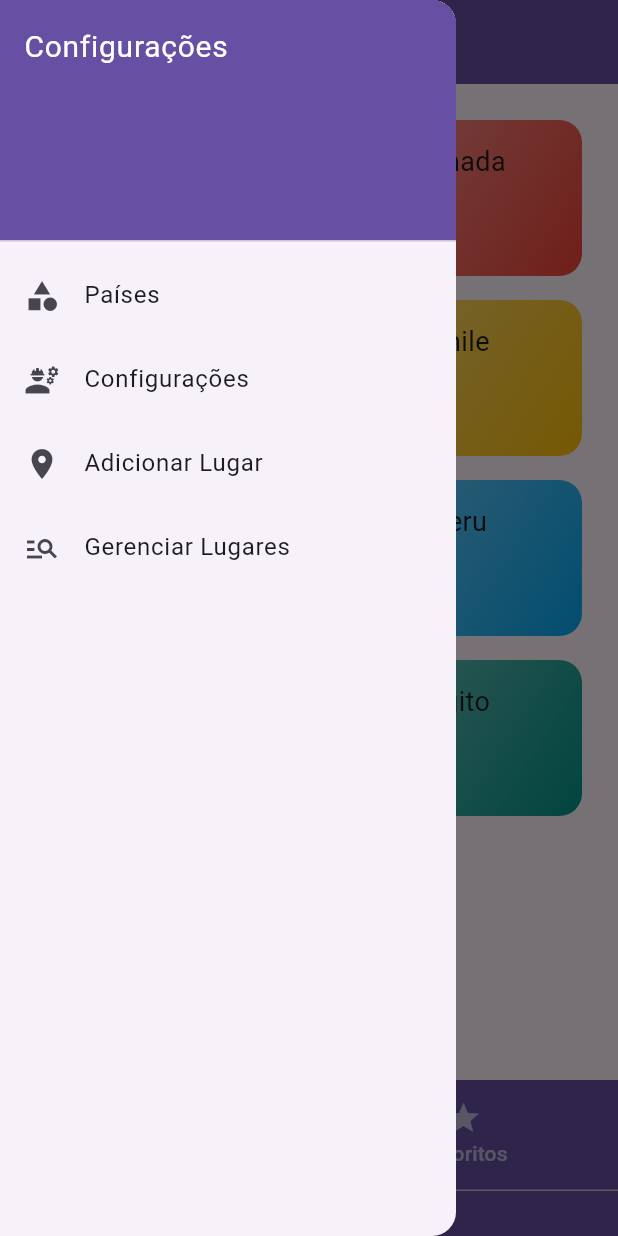
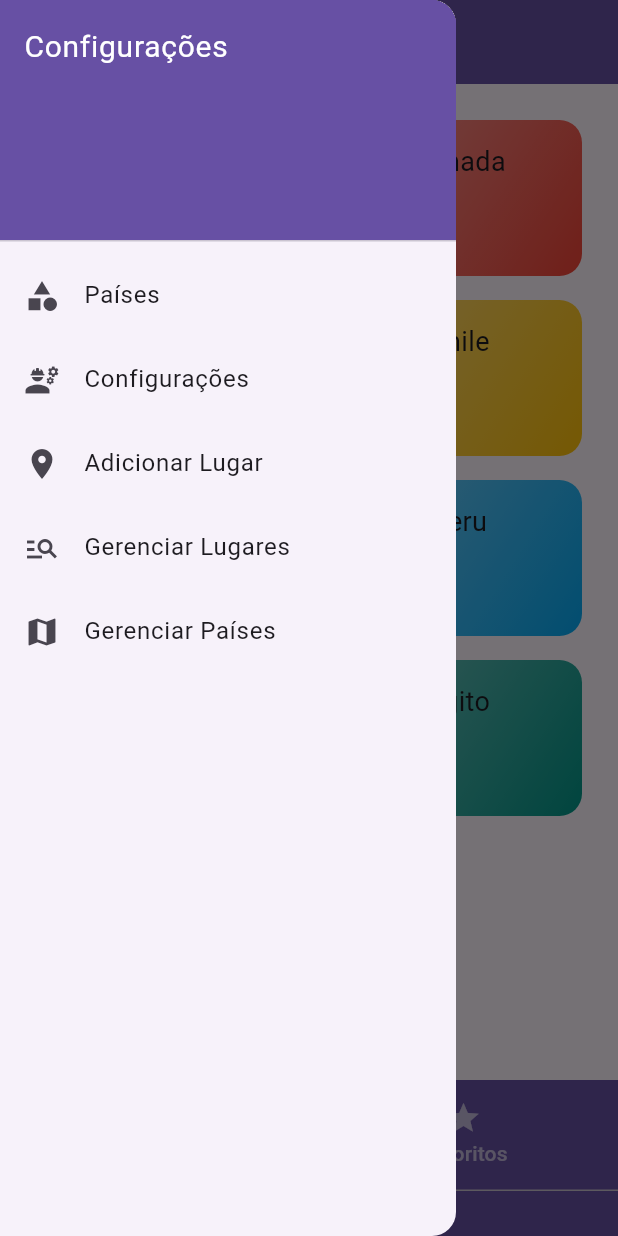
Before and after one commit to C-Fernandes/three_mini_projeto, a Flutter app: the screen it shows after launch, with the side drawer open, on a phone screen of 412 x 824 dp. Run offline on Flutter 3.47's test engine with Material 3 defaults, Android fonts, the phone set to English and light mode, and no system bars.

Commit message:
Atualizando projeto

```diff
--- a/lib/components/drawer.dart
+++ b/lib/components/drawer.dart
@@ -1,5 +1,6 @@
 import 'package:flutter/material.dart';
 import 'package:flutter/material.dart';
+import 'package:three_mini_projeto/screens/gerenciar_paises.dart';
 
 class MeuDrawer extends StatelessWidget {
   const MeuDrawer({super.key});
@@ -52,6 +53,16 @@
                   .pushNamed('/gerenciar_lugares'); // Rota para a nova tela
             },
           ),
+
+          ListTile(
+            leading: const Icon(Icons.map), // Ícone para "Gerenciar Países"
+            title: const Text('Gerenciar Países'),
+            onTap: () {
+              Navigator.of(context).push(MaterialPageRoute(
+                builder: (ctx) => GerenciarPaisesScreen(),
+              ));
+            },
+          ),
         ],
       ),
     );
--- a/lib/screens/abas.dart
+++ b/lib/screens/abas.dart
@@ -14,7 +14,7 @@
 
 class _MinhasAbasState extends State<MinhasAbas> {
   String _nomeTab = "Países";
-  final List<String> _nomeTabs = ["Países", "Favoritos"];
+  List<String> _nomeTabs = ["Países", "Favoritos"];
 
   void _getNomeTab(int index) {
     setState(() {
@@ -30,14 +30,14 @@
             appBar: AppBar(
               title: Text(
                 _nomeTab,
-                style: const TextStyle(color: Colors.white),
+                style: TextStyle(color: Colors.white),
               ),
               backgroundColor: ThemeData().primaryColor,
             ),
-            drawer: const MeuDrawer(),
+            drawer: MeuDrawer(),
             body: Column(
               children: <Widget>[
-                const Expanded(
+                Expanded(
                   child: TabBarView(
                     children: [
                       PaisScreen(),
@@ -46,7 +46,7 @@
                   ),
                 ),
                 Container(
-                  padding: const EdgeInsets.fromLTRB(0, 0, 0, 30),
+                  padding: EdgeInsets.fromLTRB(0, 0, 0, 30),
                   decoration: BoxDecoration(
                     color: ThemeData().primaryColor,
                   ),
--- a/lib/screens/detalhes_lugar.dart
+++ b/lib/screens/detalhes_lugar.dart
@@ -16,13 +16,13 @@
         backgroundColor: ThemeData().primaryColor,
         title: Text(
           lugar.titulo,
-          style: const TextStyle(color: Colors.white),
+          style: TextStyle(color: Colors.white),
         ),
       ),
       body: Column(
         children: <Widget>[
           // Imagem do lugar
-          SizedBox(
+          Container(
             height: 300,
             width: double.infinity,
             child: Image.network(
@@ -65,7 +65,7 @@
                           print(lugar.recomendacoes[index]);
                         },
                       ),
-                      const Divider(),
+                      Divider(),
                     ],
                   );
                 }),
--- a/lib/screens/pais_screen.dart
+++ b/lib/screens/pais_screen.dart
@@ -1,35 +1,35 @@
+import 'package:provider/provider.dart';
 import 'package:three_mini_projeto/components/item_pais.dart';
 import 'package:three_mini_projeto/data/dados.dart';
 import 'package:flutter/material.dart';
+import 'package:three_mini_projeto/providers/pais_provider.dart';
 
 class PaisScreen extends StatelessWidget {
   const PaisScreen({super.key});
 
-
-  List<Widget> getPaises() {
-    return paises.map((pais) => ItemPais(pais: pais)).toList();
+  // Método para acessar os países do Provider
+  List<Widget> getPaises(PaisProvider paisProvider) {
+    return paisProvider.paisesProvider
+        .map((pais) => ItemPais(pais: pais))
+        .toList();
   }
 
   @override
   Widget build(BuildContext context) {
     return Scaffold(
-      /* appBar: AppBar(
-        backgroundColor: ThemeData().primaryColor,
-        title: Text(
-          "Países",
-          style: TextStyle(color: Colors.white),
-        ),
-      ), */
-      body: GridView(
-        padding: const EdgeInsets.all(16),
-        gridDelegate: const SliverGridDelegateWithMaxCrossAxisExtent(
-          maxCrossAxisExtent: 200,
-          mainAxisExtent: 120,
-          childAspectRatio: 3 / 2,
-          crossAxisSpacing: 20,
-
-        ),
-        children: getPaises(),
+      body: Consumer<PaisProvider>(
+        builder: (context, paisProvider, child) {
+          return GridView(
+            padding: EdgeInsets.all(16),
+            gridDelegate: SliverGridDelegateWithMaxCrossAxisExtent(
+              maxCrossAxisExtent: 200,
+              mainAxisExtent: 120,
+              childAspectRatio: 3 / 2,
+              crossAxisSpacing: 20,
+            ),
+            children: getPaises(paisProvider),
+          );
+        },
       ),
     );
   }
```
Also changed, not shown: pubspec.yaml (+61 -5 lines), pubspec.lock, 78 other files.
